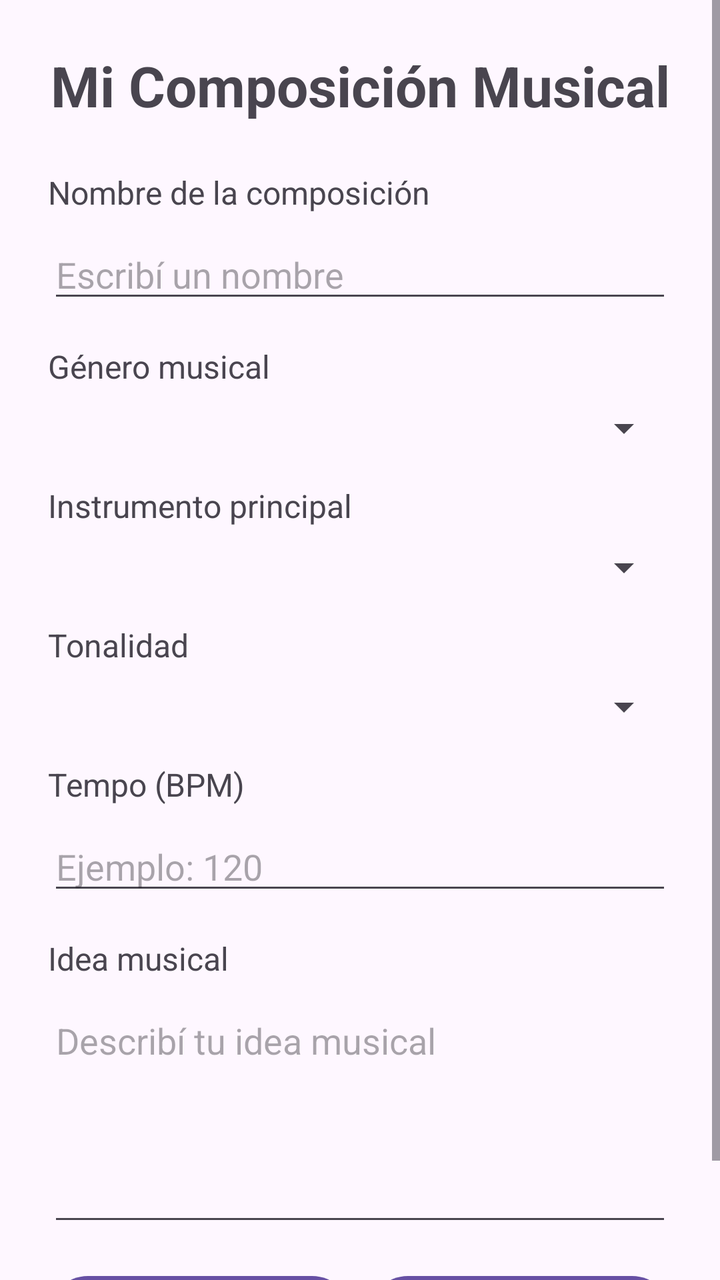
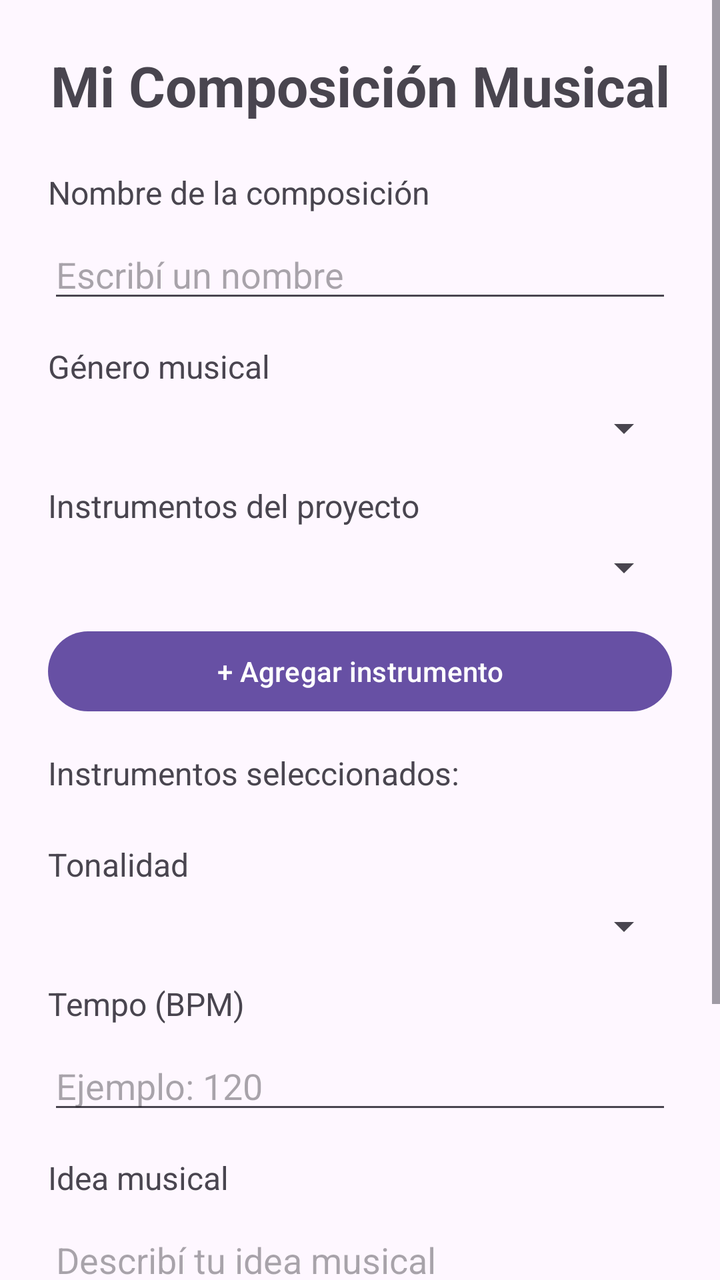

Screens rendered from an Android XML layout before and after an edit, with the pre-edit source and the edit as a unified diff.
<!-- AndroidManifest.xml: application theme Theme.MiApp -->
<!-- res/layout/activity_main.xml -->
<?xml version="1.0" encoding="utf-8"?>
<androidx.constraintlayout.widget.ConstraintLayout
    xmlns:android="http://schemas.android.com/apk/res/android"
    xmlns:app="http://schemas.android.com/apk/res-auto"
    android:layout_width="match_parent"
    android:layout_height="match_parent">

    <ScrollView
        android:layout_width="0dp"
        android:layout_height="0dp"
        android:fillViewport="true"
        app:layout_constraintTop_toTopOf="parent"
        app:layout_constraintBottom_toBottomOf="parent"
        app:layout_constraintStart_toStartOf="parent"
        app:layout_constraintEnd_toEndOf="parent">

        <LinearLayout
            android:layout_width="match_parent"
            android:layout_height="wrap_content"
            android:orientation="vertical"
            android:padding="24dp">

            <TextView
                android:layout_width="match_parent"
                android:layout_height="wrap_content"
                android:layout_marginBottom="24dp"
                android:gravity="center"
                android:text="Mi Composición Musical"
                android:textSize="28sp"
                android:textStyle="bold" />

            <TextView
                android:layout_width="wrap_content"
                android:layout_height="wrap_content"
                android:layout_marginBottom="8dp"
                android:text="Nombre de la composición"
                android:textSize="16sp" />

            <EditText
                android:id="@+id/edtNombre"
                android:layout_width="match_parent"
                android:layout_height="wrap_content"
                android:layout_marginBottom="16dp"
                android:hint="Escribí un nombre" />

            <TextView
                android:layout_width="wrap_content"
                android:layout_height="wrap_content"
                android:layout_marginBottom="8dp"
                android:text="Género musical"
                android:textSize="16sp" />

            <Spinner
                android:id="@+id/spinnerGenero"
                android:layout_width="match_parent"
                android:layout_height="wrap_content"
                android:layout_marginBottom="16dp" />

            <TextView
                android:layout_width="wrap_content"
                android:layout_height="wrap_content"
                android:layout_marginBottom="8dp"
                android:text="Instrumento principal"
                android:textSize="16sp" />

            <Spinner
                android:id="@+id/spinnerInstrumento"
                android:layout_width="match_parent"
                android:layout_height="wrap_content"
                android:layout_marginBottom="16dp" />

            <TextView
                android:layout_width="wrap_content"
                android:layout_height="wrap_content"
                android:layout_marginBottom="8dp"
                android:text="Tonalidad"
                android:textSize="16sp" />

            <Spinner
                android:id="@+id/spinnerTonalidad"
                android:layout_width="match_parent"
                android:layout_height="wrap_content"
                android:layout_marginBottom="16dp" />

            <TextView
                android:layout_width="wrap_content"
                android:layout_height="wrap_content"
                android:layout_marginBottom="8dp"
                android:text="Tempo (BPM)"
                android:textSize="16sp" />

            <EditText
                android:id="@+id/edtTempo"
                android:layout_width="match_parent"
                android:layout_height="wrap_content"
                android:layout_marginBottom="16dp"
                android:hint="Ejemplo: 120"
                android:inputType="number" />

            <TextView
                android:layout_width="wrap_content"
                android:layout_height="wrap_content"
                android:layout_marginBottom="8dp"
                android:text="Idea musical"
                android:textSize="16sp" />

            <EditText
                android:id="@+id/edtIdea"
                android:layout_width="match_parent"
                android:layout_height="120dp"
                android:layout_marginBottom="16dp"
                android:gravity="top"
                android:hint="Describí tu idea musical"
                android:inputType="textMultiLine" />

            <LinearLayout
                android:layout_width="match_parent"
                android:layout_height="wrap_content"
                android:orientation="horizontal">

                <Button
                    android:id="@+id/btnGuardar"
                    android:layout_width="0dp"
                    android:layout_height="wrap_content"
                    android:layout_weight="1"
                    android:text="Guardar" />

                <Button
                    android:id="@+id/btnLimpiar"
                    android:layout_width="0dp"
                    android:layout_height="wrap_content"
                    android:layout_marginStart="8dp"
                    android:layout_weight="1"
                    android:text="Limpiar" />

            </LinearLayout>

        </LinearLayout>

    </ScrollView>

</androidx.constraintlayout.widget.ConstraintLayout>
<!-- resources referenced by this layout -->
<resources>
  <style name="Theme.MiApp" parent="Base.Theme.MiApp" />
  <style name="Base.Theme.MiApp" parent="Theme.Material3.DayNight.NoActionBar">
          
          
      </style>
</resources>

<!-- the commit's change to res/layout/activity_main.xml (unified diff, before → after) -->
@@ -60,13 +60,34 @@
                 android:layout_width="wrap_content"
                 android:layout_height="wrap_content"
                 android:layout_marginBottom="8dp"
-                android:text="Instrumento principal"
+                android:text="Instrumentos del proyecto"
                 android:textSize="16sp" />
 
             <Spinner
                 android:id="@+id/spinnerInstrumento"
                 android:layout_width="match_parent"
                 android:layout_height="wrap_content"
+                android:layout_marginBottom="16dp" />
+
+            <Button
+                android:id="@+id/btnAgregarInstrumento"
+                android:layout_width="match_parent"
+                android:layout_height="wrap_content"
+                android:layout_marginBottom="16dp"
+                android:text="+ Agregar instrumento" />
+
+            <TextView
+                android:layout_width="wrap_content"
+                android:layout_height="wrap_content"
+                android:layout_marginBottom="8dp"
+                android:text="Instrumentos seleccionados:"
+                android:textSize="16sp" />
+
+            <LinearLayout
+                android:id="@+id/contenedorInstrumentos"
+                android:layout_width="match_parent"
+                android:layout_height="wrap_content"
+                android:orientation="vertical"
                 android:layout_marginBottom="16dp" />
 
             <TextView
